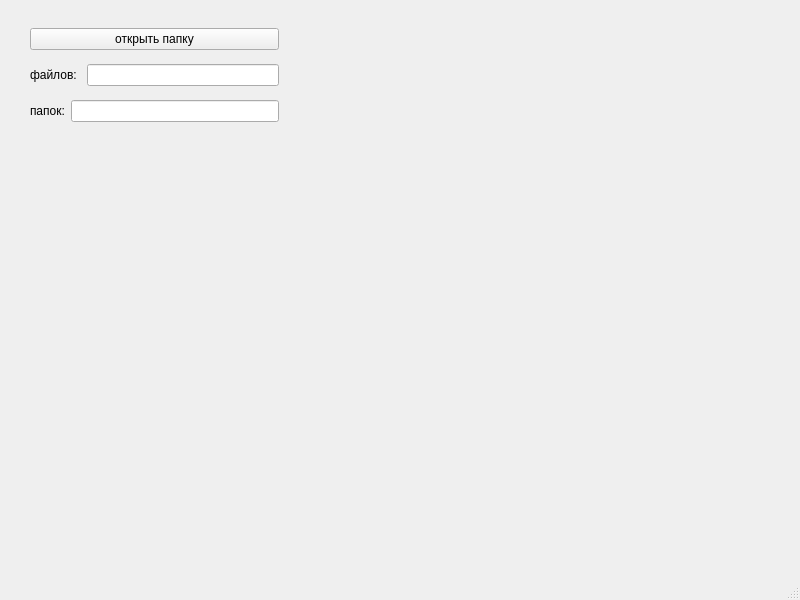
Before: the Qt Designer form lab_3/task_5/task_5/mainwindow.ui in mkhalez/lab_3_oaip, drawn with Qt 5.
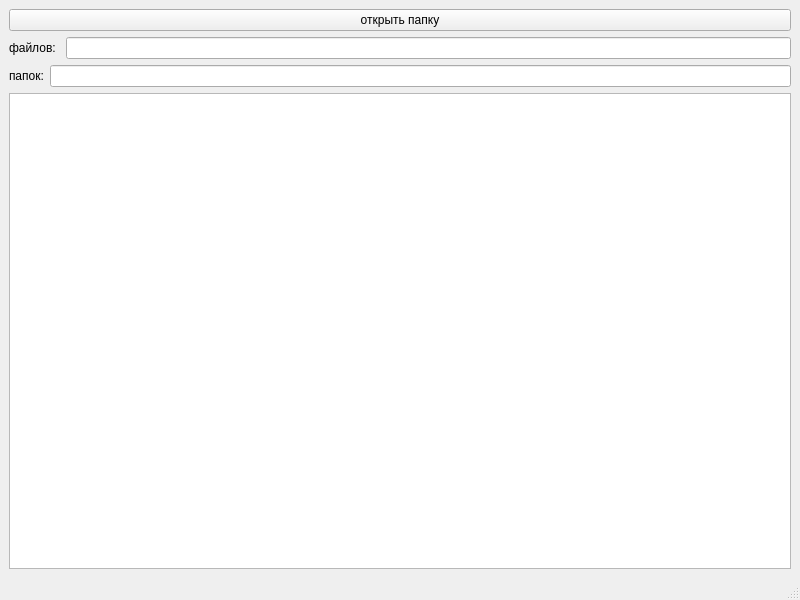
After: the same form once the commit is applied.

What changed in the file:
```diff
--- a/lab_3/task_5/task_5/mainwindow.ui
+++ b/lab_3/task_5/task_5/mainwindow.ui
@@ -14,15 +14,10 @@
    <string>MainWindow</string>
   </property>
   <widget class="QWidget" name="centralwidget">
-   <widget class="QWidget" name="">
-    <property name="geometry">
-     <rect>
-      <x>30</x>
-      <y>20</y>
-      <width>249</width>
-      <height>111</height>
-     </rect>
-    </property>
+   <layout class="QGridLayout" name="gridLayout">
+    <item row="0" column="0">
+     <layout class="QVBoxLayout" name="verticalLayout_2">
+      <item>
     <layout class="QVBoxLayout" name="verticalLayout">
      <item>
       <widget class="QPushButton" name="dirButton">
@@ -68,7 +63,13 @@
       </layout>
      </item>
     </layout>
-   </widget>
+      </item>
+      <item>
+       <widget class="QTreeView" name="treeView"/>
+      </item>
+     </layout>
+    </item>
+   </layout>
   </widget>
   <widget class="QMenuBar" name="menubar">
    <property name="geometry">
```
Lines whose indentation alone changed are shown as unchanged.
